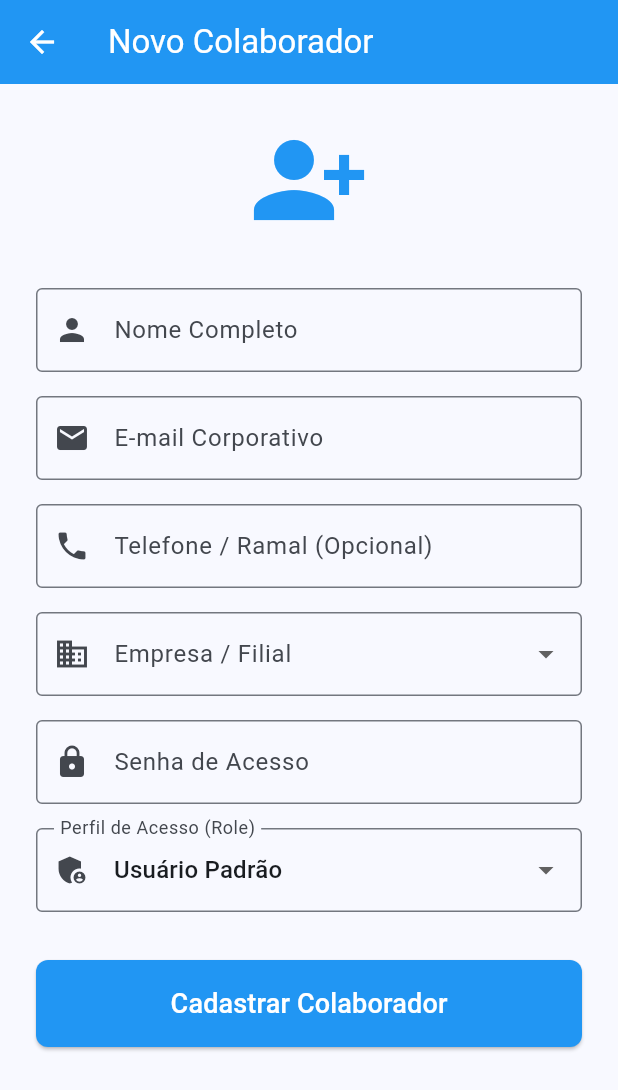
After one commit to matheusbragap/gesture_called, a Flutter app: the SignupView screen opened directly, on a phone screen of 412 x 824 dp. The commit adds this screen. Shown: the top 1090 px of the screen. Run offline on Flutter 3.47's test engine with Material 3 defaults, Android fonts, the phone set to English and light mode, and no system bars; our stand-ins replace supabase_flutter; accounts and stored records are empty.

Commit message:
feat: cria tela de cadastro e adiciona navegação no menu lateral

```diff
--- a/lib/views/home_view.dart
+++ b/lib/views/home_view.dart
@@ -3,6 +3,7 @@ import '../models/ticket_model.dart';
 import 'new_ticket_view.dart';
 import 'profile_view.dart';
 import 'ticket_detail_view.dart';
+import 'signup_view.dart';
 
 class HomeView extends StatefulWidget {
   const HomeView({super.key});
@@ -67,7 +68,6 @@ class _HomeViewState extends State<HomeView> {
   List<TicketModel> _filtrarPorStatus(String status) {
     return _chamados.where((c) => c.status == status).toList();
   }
-
   // --------------------------------------------------------
   // Widgets Construtores
   // --------------------------------------------------------
@@ -143,7 +143,7 @@ class _HomeViewState extends State<HomeView> {
             trailing: const Icon(
               Icons.arrow_forward_ios,
               size: 16,
-              color: Colors.grey, // Ícone de seta para indicar que é clicável
+              color: Colors.grey,
             ),
             onTap: () async {
               await Navigator.push(
@@ -185,6 +185,18 @@ class _HomeViewState extends State<HomeView> {
               Navigator.push(
                 context,
                 MaterialPageRoute(builder: (context) => const ProfileView()),
+              );
+            },
+          ),
+          // Botão Novo Colaborador
+          ListTile(
+            leading: const Icon(Icons.person_add_alt_1),
+            title: const Text('Novo Colaborador'),
+            onTap: () {
+              Navigator.pop(context); // Fecha o menu lateral
+              Navigator.push(
+                context,
+                MaterialPageRoute(builder: (context) => const SignupView()),
               );
             },
           ),
@@ -246,9 +258,9 @@ class _HomeViewState extends State<HomeView> {
             ),
           ],
           bottom: const TabBar(
-            labelColor: Colors.blue, // Cor do texto da aba selecionada
-            unselectedLabelColor: Colors.grey, // Cor do texto das abas não selecionadas
-            indicatorColor: Colors.blue, // Cor do indicador da aba selecionada
+            labelColor: Colors.blue,
+            unselectedLabelColor: Colors.grey,
+            indicatorColor: Colors.blue,
             tabs: [
               Tab(text: 'Abertos'),
               Tab(text: 'Em Andamento'),
--- /dev/null
+++ b/lib/views/signup_view.dart
@@ -0,0 +1,178 @@
+import 'package:flutter/material.dart';
+
+class SignupView extends StatefulWidget {
+  const SignupView({super.key});
+
+  @override
+  State<SignupView> createState() => _SignupViewState();
+}
+
+class _SignupViewState extends State<SignupView> {
+  // --------------------------------------------------------
+  // Controladores (Refletindo a tabela 'profiles')
+  // --------------------------------------------------------
+  final _nomeController = TextEditingController();       // profiles.name
+  final _emailController = TextEditingController();      // profiles.email
+  final _telefoneController = TextEditingController();   // profiles.phone_number
+  final _senhaController = TextEditingController();      // Vai para auth.users (Supabase)
+
+  // --------------------------------------------------------
+  // Chaves Estrangeiras e Regras de Negócio
+  // --------------------------------------------------------
+  String? _empresaSelecionada; // profiles.company_id
+  String _perfilSelecionado = 'Usuário Padrão'; // Precisa ser adicionado ao BD futuramente
+
+  // Simulando dados que viriam da tabela 'companies'
+  final List<Map<String, dynamic>> _empresasSimuladas = [
+    {'id': 1, 'name': 'Matriz - São Paulo'},
+    {'id': 2, 'name': 'Filial - Rio de Janeiro'},
+  ];
+
+  @override
+  void dispose() {
+    _nomeController.dispose();
+    _emailController.dispose();
+    _telefoneController.dispose();
+    _senhaController.dispose();
+    super.dispose();
+  }
+
+  @override
+  Widget build(BuildContext context) {
+    return Scaffold(
+      appBar: AppBar(
+        backgroundColor: Colors.blue,
+        foregroundColor: Colors.white,
+        title: const Text('Novo Colaborador'),
+      ),
+      body: SingleChildScrollView(
+        padding: const EdgeInsets.all(24.0),
+        child: Column(
+          crossAxisAlignment: CrossAxisAlignment.stretch,
+          children: [
+            const Icon(Icons.person_add_alt_1, size: 80, color: Colors.blue),
+            const SizedBox(height: 32),
+
+            // profiles.name
+            TextField(
+              controller: _nomeController,
+              decoration: const InputDecoration(
+                labelText: 'Nome Completo',
+                border: OutlineInputBorder(),
+                prefixIcon: Icon(Icons.person),
+              ),
+            ),
+            const SizedBox(height: 16),
+
+            // profiles.email
+            TextField(
+              controller: _emailController,
+              keyboardType: TextInputType.emailAddress,
+              decoration: const InputDecoration(
+                labelText: 'E-mail Corporativo',
+                border: OutlineInputBorder(),
+                prefixIcon: Icon(Icons.email),
+              ),
+            ),
+            const SizedBox(height: 16),
+
+            // profiles.phone_number
+            TextField(
+              controller: _telefoneController,
+              keyboardType: TextInputType.phone,
+              decoration: const InputDecoration(
+                labelText: 'Telefone / Ramal (Opcional)',
+                border: OutlineInputBorder(),
+                prefixIcon: Icon(Icons.phone),
+              ),
+            ),
+            const SizedBox(height: 16),
+
+            // profiles.company_id (Vínculo com a tabela companies)
+            DropdownButtonFormField<String>(
+              initialValue: _empresaSelecionada,
+              decoration: const InputDecoration(
+                labelText: 'Empresa / Filial',
+                border: OutlineInputBorder(),
+                prefixIcon: Icon(Icons.business),
+              ),
+              items: _empresasSimuladas.map((empresa) {
+                return DropdownMenuItem<String>(
+                  value: empresa['id'].toString(),
+                  child: Text(empresa['name']),
+                );
+              }).toList(),
+              onChanged: (String? newValue) {
+                setState(() {
+                  _empresaSelecionada = newValue;
+                });
+              },
+            ),
+            const SizedBox(height: 16),
+
+            // Senha para o auth.users do Supabase
+            TextField(
+              controller: _senhaController,
+              obscureText: true,
+              decoration: const InputDecoration(
+                labelText: 'Senha de Acesso',
+                border: OutlineInputBorder(),
+                prefixIcon: Icon(Icons.lock),
+              ),
+            ),
+            const SizedBox(height: 16),
+
+            // Perfil Visual (Pendente de criação no BD)
+            DropdownButtonFormField<String>(
+              initialValue: _perfilSelecionado,
+              decoration: const InputDecoration(
+                labelText: 'Perfil de Acesso (Role)',
+                border: OutlineInputBorder(),
+                prefixIcon: Icon(Icons.admin_panel_settings),
+              ),
+              items: ['Usuário Padrão', 'Técnico de TI'].map((String perfil) {
+                return DropdownMenuItem<String>(
+                  value: perfil,
+                  child: Text(perfil),
+                );
+              }).toList(),
+              onChanged: (String? newValue) {
+                if (newValue != null) {
+                  setState(() {
+                    _perfilSelecionado = newValue;
+                  });
+                }
+              },
+            ),
+            const SizedBox(height: 32),
+
+            ElevatedButton(
+              style: ElevatedButton.styleFrom(
+                backgroundColor: Colors.blue,
+                foregroundColor: Colors.white,
+                padding: const EdgeInsets.symmetric(vertical: 16),
+                shape: RoundedRectangleBorder(
+                  borderRadius: BorderRadius.circular(8),
+                ),
+              ),
+              onPressed: () {
+                debugPrint('--- DADOS PARA O SUPABASE ---');
+                debugPrint('Email: ${_emailController.text}');
+                debugPrint('Senha: ${_senhaController.text}');
+                debugPrint('profiles.name: ${_nomeController.text}');
+                debugPrint('profiles.phone_number: ${_telefoneController.text}');
+                debugPrint('profiles.company_id: $_empresaSelecionada');
+                debugPrint('profiles.role (PENDENTE NO BD): $_perfilSelecionado');
+
+                ScaffoldMessenger.of(context).showSnackBar(
+                  const SnackBar(content: Text('Cadastro simulado com sucesso!')),
+                );
+              },
+              child: const Text('Cadastrar Colaborador', style: TextStyle(fontSize: 18)),
+            ),
+          ],
+        ),
+      ),
+    );
+  }
+}
```
